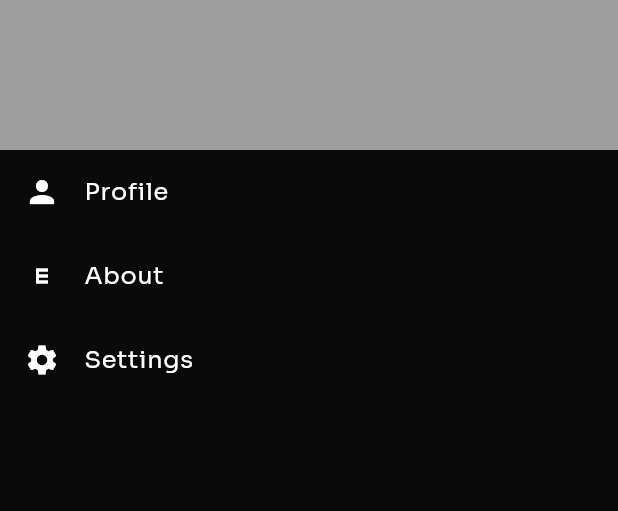
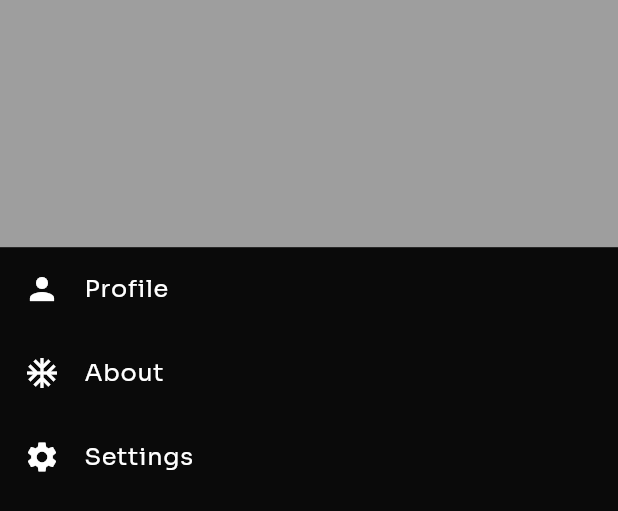
Before and after one commit to Swayanshuu/Batch-Mate, a Flutter app: the Options widget shown alone on an empty page, opened directly, on a phone screen of 412 x 824 dp. Shown: the top 511 px of the screen. Run offline on Flutter 3.47's test engine with Material 3 defaults, Android fonts, the phone set to English and light mode, and no system bars; our stand-ins replace cloud_firestore, dio, firebase_auth, firebase_core, skeletonizer; missing offline and left inert: shimmer_text; accounts and stored records are empty; network calls fail.

Commit message:
Chnage bf color

```diff
--- a/lib/Screens/main_Screen.dart
+++ b/lib/Screens/main_Screen.dart
@@ -140,7 +140,7 @@ class _MainScreenState extends State<MainScreen> {
   Widget build(BuildContext context) {
     return Scaffold(
       drawer: Drawer(
-        backgroundColor: const Color.fromARGB(255, 0, 3, 23),
+        backgroundColor: const Color.fromARGB(255, 1, 2, 11),
         child: Options(),
       ),
       body: Stack(
--- a/lib/customs/options.dart
+++ b/lib/customs/options.dart
@@ -13,12 +13,15 @@ class _OptionsState extends State<Options> {
   @override
   Widget build(BuildContext context) {
     return Column(
-          children: [
-            Container(height: 100, color: Colors.grey),
-            ListTile(leading: Icon(Icons.person), title: Text("Profile")),
-            ListTile(leading: Icon(Icons.e_mobiledata), title: Text("About")),
-            ListTile(leading: Icon(Icons.settings), title: Text("Settings")),
-          ],
-        );
+      children: [
+        Container(
+          height: MediaQuery.of(context).size.height * .2,
+          color: Colors.grey,
+        ),
+        ListTile(leading: Icon(Icons.person), title: Text("Profile")),
+        ListTile(leading: Icon(Icons.ac_unit_sharp), title: Text("About")),
+        ListTile(leading: Icon(Icons.settings), title: Text("Settings")),
+      ],
+    );
   }
 }
```
